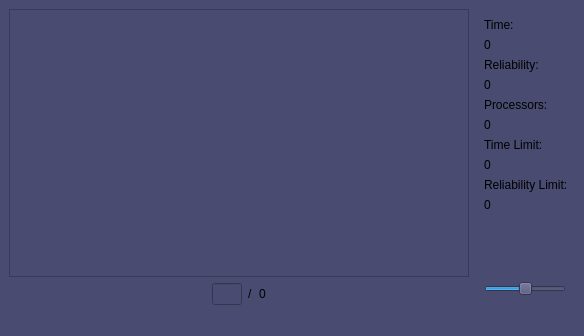
The window that src/SchedulerGUI/Windows/Viewer.ui (DanielZorin/movepoint) describes before a commit, drawn with Qt 5.
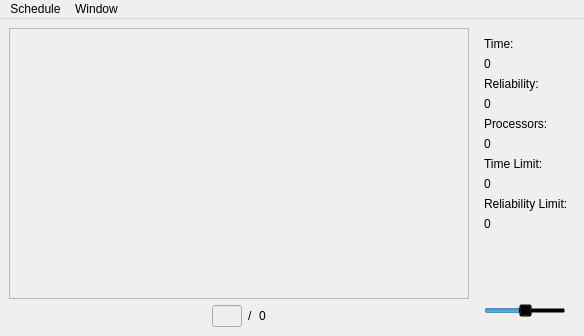
The same window after the commit. Icons and pictures are not drawn.

Patch:
```diff
--- a/src/SchedulerGUI/Windows/Viewer.ui
+++ b/src/SchedulerGUI/Windows/Viewer.ui
@@ -24,7 +24,14 @@
     <normaloff>:/pics/pics/chart.png</normaloff>:/pics/pics/chart.png</iconset>
   </property>
   <property name="styleSheet">
-   <string notr="true">background-color:#494b70</string>
+   <string notr="true">QWidget, QMenuBar::item {
+	background-color: qlineargradient(x1: 0, y1: 0, x2: 0, y2: 1,
+                                      stop: 0 #c5d8ef, stop: 1 #89a5c3);
+}
+
+QLabel, QSlider {
+	background-color: transparent;
+}</string>
   </property>
   <widget class="QWidget" name="centralwidget">
    <property name="sizePolicy">
@@ -413,6 +420,9 @@
          </item>
          <item>
           <widget class="QLabel" name="label_4">
+           <property name="styleSheet">
+            <string notr="true"/>
+           </property>
            <property name="text">
             <string>Time Limit:</string>
            </property>
@@ -478,8 +488,37 @@
      <height>21</height>
     </rect>
    </property>
+   <widget class="QMenu" name="menuSchedule">
+    <property name="title">
+     <string>Schedule</string>
+    </property>
+    <addaction name="actionStep_Forward"/>
+    <addaction name="actionStep_Backward"/>
+   </widget>
+   <widget class="QMenu" name="menuWindow">
+    <property name="title">
+     <string>Window</string>
+    </property>
+    <addaction name="actionColors"/>
+   </widget>
+   <addaction name="menuSchedule"/>
+   <addaction name="menuWindow"/>
   </widget>
-  <widget class="QStatusBar" name="statusbar"/>
+  <action name="actionColors">
+   <property name="text">
+    <string>Colors...</string>
+   </property>
+  </action>
+  <action name="actionStep_Forward">
+   <property name="text">
+    <string>Step Forward</string>
+   </property>
+  </action>
+  <action name="actionStep_Backward">
+   <property name="text">
+    <string>Step Backward</string>
+   </property>
+  </action>
  </widget>
  <resources>
   <include location="resources.qrc"/>
```
Left out of the diff: 56 changed lines with no effect on the pictures.
